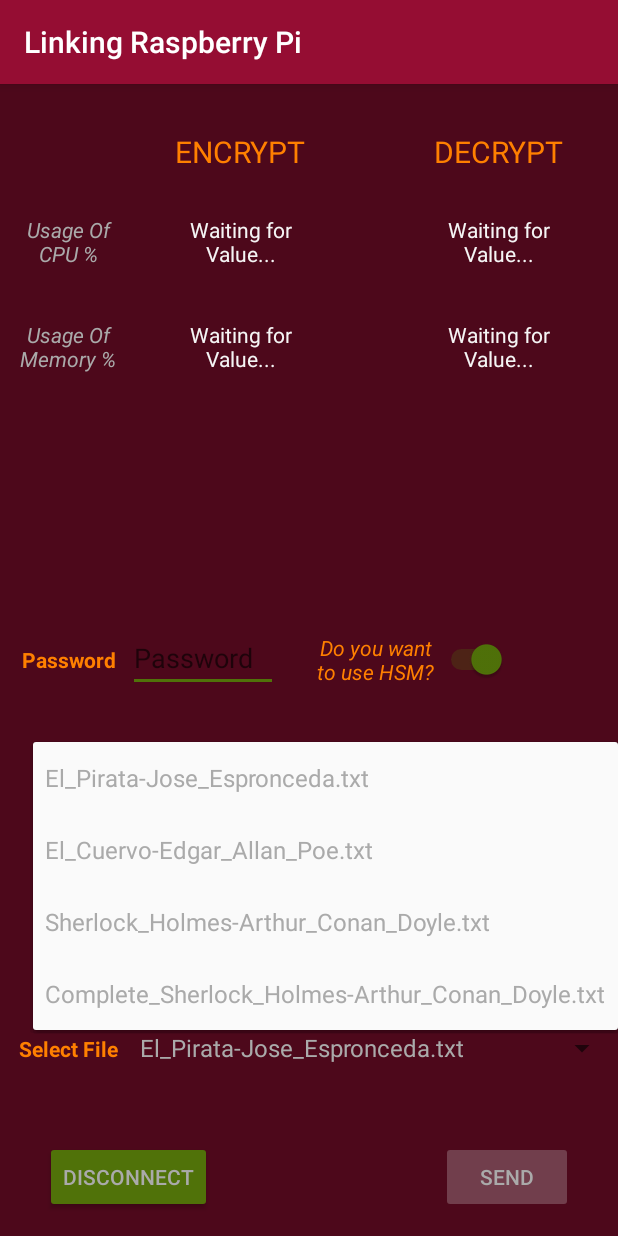
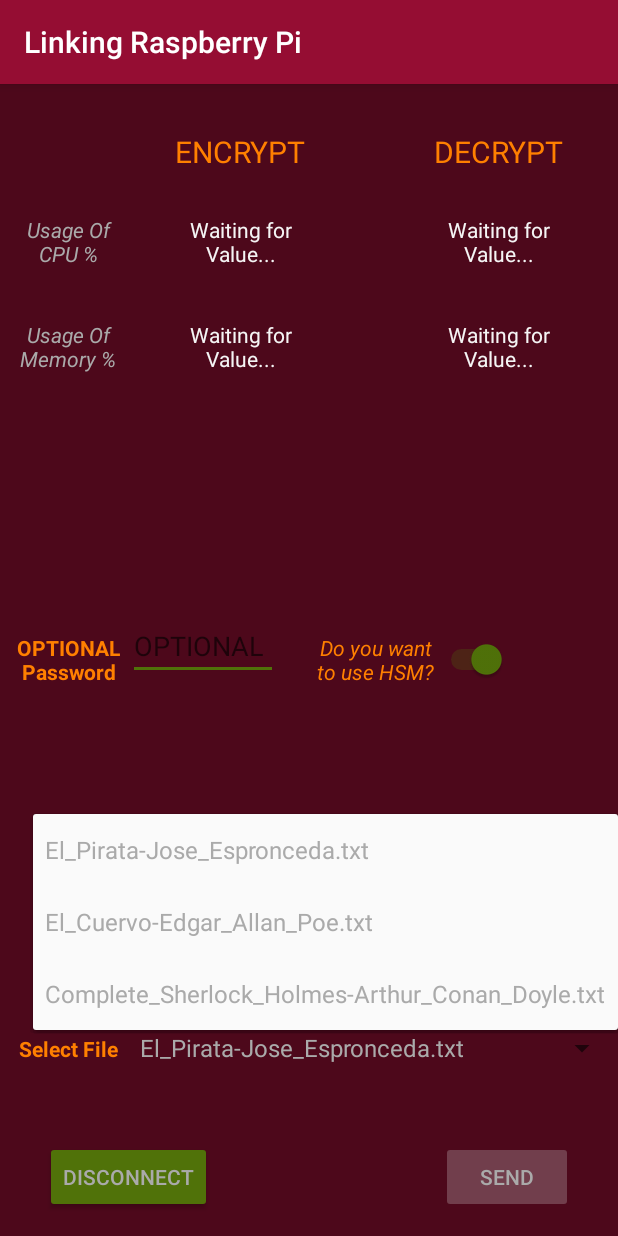
Before and after one commit to Joan95/TFG, an Android app: the LinkingRaspberryPi screen opened directly, with no data from a screen before it, after a tap on "El_Pirata-Jose_Espronceda.txt", on a phone screen of 412 x 824 dp. Run offline under Robolectric (Android 15) with nearby library versions, the phone set to English and light mode, and no system bars; network calls fail; 6 statements that could not run were skipped.

Commit message:
Modified PSSWD field as optional

```diff
--- a/RaspberryPiAndroidCryptosystem/app/src/main/res/values/strings.xml
+++ b/RaspberryPiAndroidCryptosystem/app/src/main/res/values/strings.xml
@@ -23,7 +23,7 @@
     <string name="decrypt">DECRYPT</string>
     <string name="hsm_question">Do\ you\ want\ to\ use\ HSM?</string>
     <string name="waiting_for_value">Waiting\ for\ Value...</string>
-    <string name="password">Password</string>
+    <string name="password">OPTIONAL Password</string>
 
     <string name="encrypting">Encrypting...</string>
     <string name="decrypting">Decrypting...</string>
@@ -68,7 +68,6 @@
     <string-array name="text_array">
         <item>El_Pirata-Jose_Espronceda.txt</item>
         <item>El_Cuervo-Edgar_Allan_Poe.txt</item>
-        <item>Sherlock_Holmes-Arthur_Conan_Doyle.txt</item>
         <item>Complete_Sherlock_Holmes-Arthur_Conan_Doyle.txt</item>
     </string-array>
 </resources>
```
